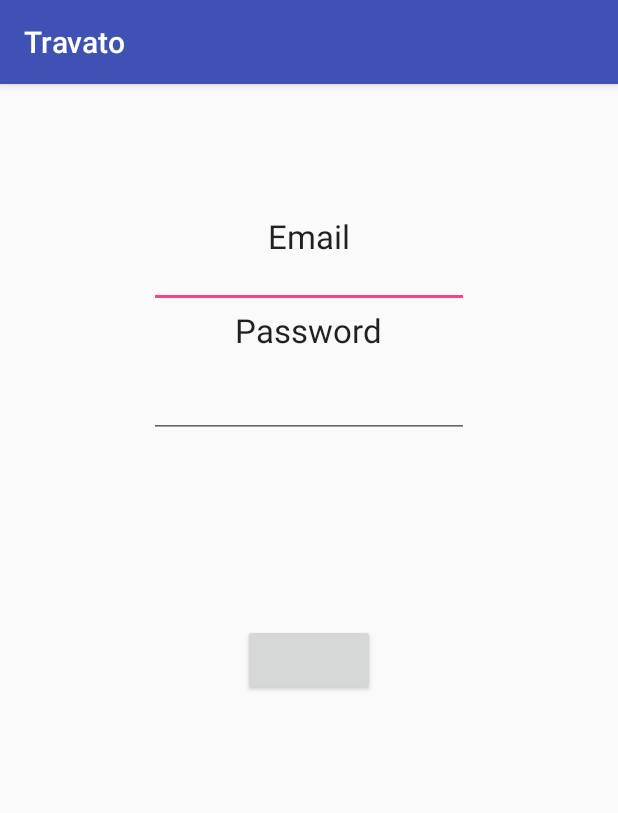
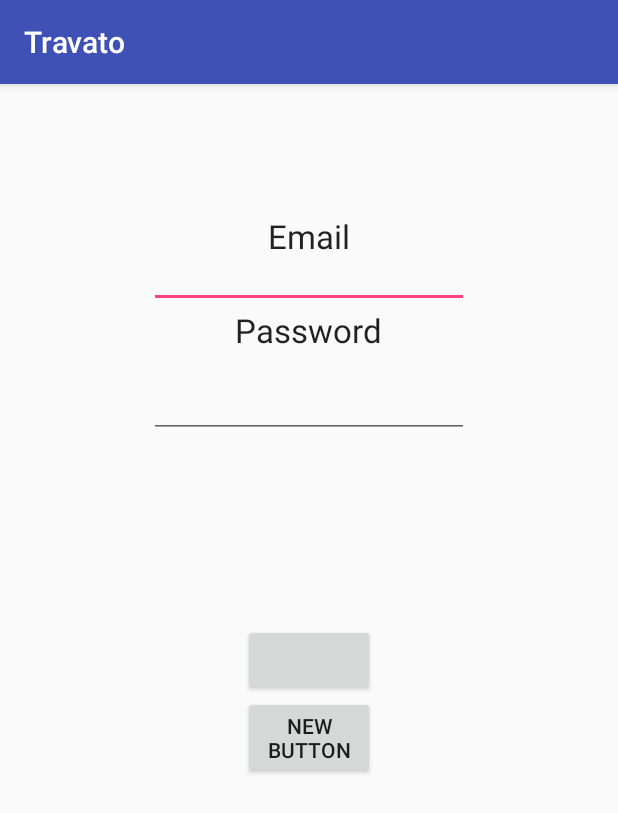
Before and after one commit to imhappi/Travato, an Android app: the screen it shows after launch (LoginActivity), on a phone screen of 412 x 824 dp. Shown: the top 813 px of the screen. Run offline under Robolectric (Android 15) with nearby library versions, the phone set to English and light mode, and no system bars; libraries missing offline, so code that uses them is left out: com.facebook, com.facebook.login; plain views replace LoginButton; 6 statements that could not run were skipped.

Commit message:
Button details

```diff
--- a/app/src/main/java/com/thatsterrible/travato/LoginActivity.java
+++ b/app/src/main/java/com/thatsterrible/travato/LoginActivity.java
@@ -6,6 +6,8 @@ import android.os.Bundle;
 import android.support.annotation.Nullable;
 import android.support.v7.app.AppCompatActivity;
 import android.support.v7.app.AppCompatDelegate;
+import android.view.View;
+import android.widget.Button;
 import android.widget.TextView;
 
 import com.facebook.AccessToken;
@@ -49,21 +51,21 @@ public class LoginActivity extends AppCompatActivity {
         callbackManager = CallbackManager.Factory.create();
 
         setContentView(R.layout.activity_login);
+
+        final Button button = (Button) findViewById(R.id.button);
+        button.setOnClickListener(new View.OnClickListener() {
+            public void onClick(View v) {
+                Intent intent = new Intent(getApplicationContext(), ChooseLocalTour.class);
+                startActivity(intent);
+            }
+        });
+
         info = (TextView)findViewById(R.id.info);
         loginButton = (LoginButton)findViewById(R.id.login_button);
 
         loginButton.registerCallback(callbackManager, new FacebookCallback<LoginResult>() {
             @Override
             public void onSuccess(LoginResult loginResult) {
-                info.setText(
-                        "User ID: "
-                                + loginResult.getAccessToken().getUserId()
-                                + "\n" +
-                                "Auth Token: "
-                                + loginResult.getAccessToken().getToken()
-                );
-
-
                 JSONObject json = new JSONObject();
                 try {
                     json.put("userid", loginResult.getAccessToken().getUserId());
@@ -95,7 +97,7 @@ public class LoginActivity extends AppCompatActivity {
                 });
 
                 // Redirect
-                Intent intent = new Intent(getApplicationContext(), MyToursActivity.class);
+                Intent intent = new Intent(getApplicationContext(), ChooseLocalTour.class);
                 startActivity(intent);
             }
 
--- a/app/src/main/java/com/thatsterrible/travato/MainActivity.java
+++ b/app/src/main/java/com/thatsterrible/travato/MainActivity.java
@@ -21,15 +21,13 @@ public class MainActivity extends AppCompatActivity {
 
         FacebookSdk.sdkInitialize(getApplicationContext());
 
+        Intent intent;
+        if (isLoggedIn()) {
+            intent = new Intent(this, ChooseLocalTour.class);
+        } else {
+            intent = new Intent(this, LoginActivity.class);
+        }
 
-
-        if (isLoggedIn()) {
-            Intent intent = new Intent(this, MyToursActivity.class);
-            startActivity(intent);
-        } else {
-
-            Intent intent = new Intent(this, LoginActivity.class);
-            startActivity(intent);
-        }
+        startActivity(intent);
     }
 }
--- a/app/src/main/res/layout/activity_login.xml
+++ b/app/src/main/res/layout/activity_login.xml
@@ -58,4 +58,15 @@
         android:layout_height="wrap_content"
         android:layout_centerInParent="true"
         />
+
+    <Button
+        android:layout_width="wrap_content"
+        android:layout_height="wrap_content"
+        android:text="New Button"
+        android:id="@+id/button"
+        android:layout_below="@+id/login_button"
+        android:layout_alignLeft="@+id/login_button"
+        android:layout_alignStart="@+id/login_button"
+        android:layout_alignRight="@+id/login_button"
+        android:layout_alignEnd="@+id/login_button" />
 </RelativeLayout>
--- a/app/src/main/res/layout/local_tour_item.xml
+++ b/app/src/main/res/layout/local_tour_item.xml
@@ -5,7 +5,7 @@
     android:paddingBottom="20dp"
     android:orientation="vertical">
 
-    <View
+    <ViewGroup
         android:id="@+id/local_tour_item_container"
         android:layout_width="match_parent"
         android:layout_height="match_parent">
@@ -66,8 +66,6 @@
             android:layout_alignParentRight="true"
             android:paddingRight="5dp"/>
     </RelativeLayout>
-
-    </View>
-
+    </ViewGroup>
 
 </LinearLayout>
```
Also changed, not shown: app/src/main/java/com/thatsterrible/travato/MyTourDetails.java (+8 -25 lines).
